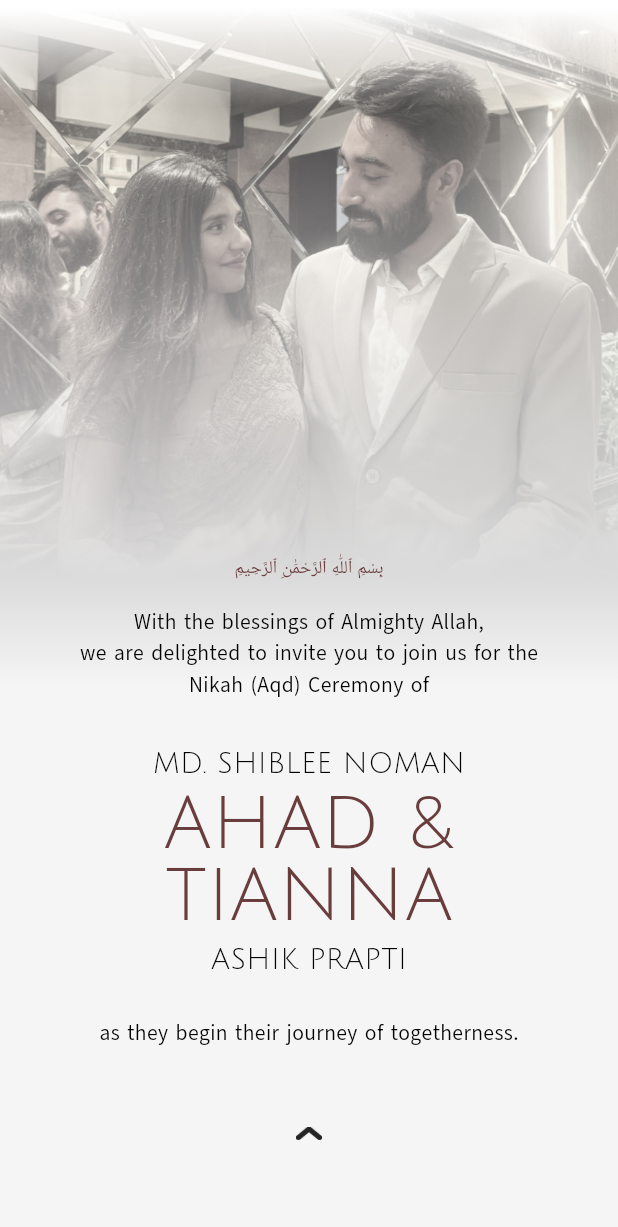
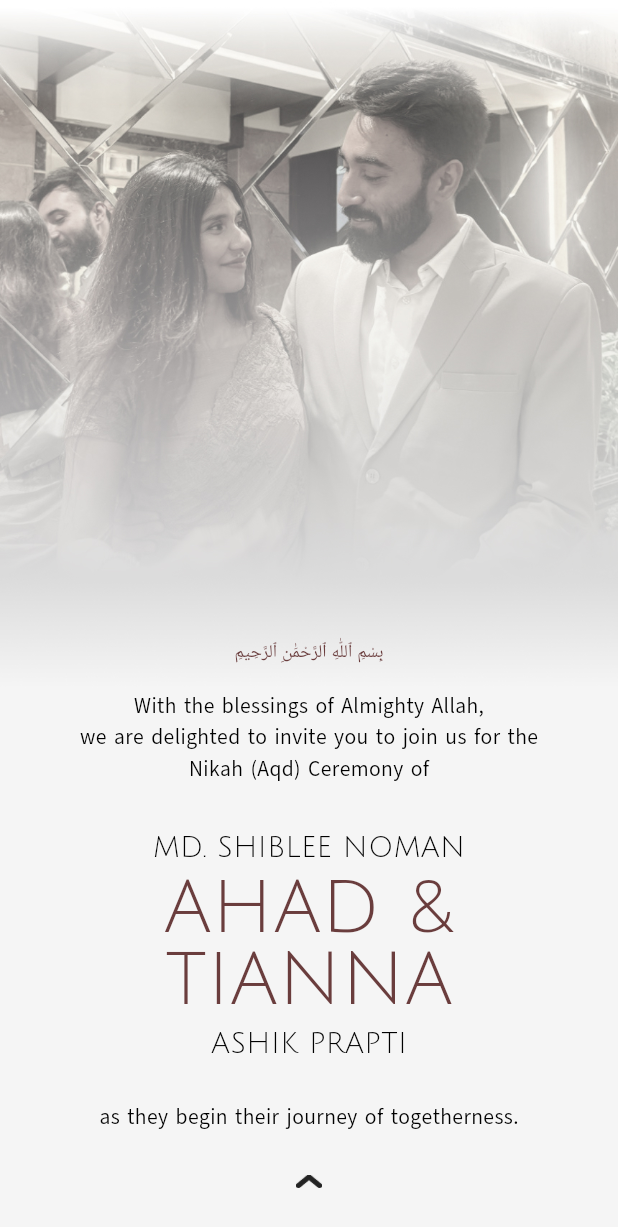
Before and after one commit to 35c0b4r/ahanna, a Flutter app: the screen it shows after launch, on a phone screen of 412 x 824 dp. Shown: the top 1227 px of the screen. Run offline on Flutter 3.47's test engine with Material 3 defaults, Android fonts, the phone set to English and light mode, and no system bars.

Commit message:
fixed padding

```diff
--- a/lib/pages/page_one.dart
+++ b/lib/pages/page_one.dart
@@ -28,13 +28,12 @@ class PageOne extends StatelessWidget {
                     : null,
               ),
             ),
-            child: Column(
-              mainAxisAlignment: MainAxisAlignment.spaceBetween,
-              children: [
-                Padding(
-                  padding: const EdgeInsets.only(top: 370.0),
-                  child: Column(
-                    mainAxisAlignment: MainAxisAlignment.center,
+            child: Padding(
+              padding: const EdgeInsets.all(32.0),
+              child: Column(
+                mainAxisAlignment: MainAxisAlignment.end,
+                children: [
+                  Column(
                     children: [
                       Text(
                         "بِسْمِ ٱللّٰهِ ٱلرَّحْمَٰنِ ٱلرَّحِيمِ",
@@ -61,7 +60,7 @@ class PageOne extends StatelessWidget {
                       SizedBox(height: 8),
                       Text("ASHIK PRAPTI", style: fullNameTextStyle),
                       Padding(
-                        padding: const EdgeInsets.only(top: 32.0, bottom: 16),
+                        padding: const EdgeInsets.only(top: 32.0, bottom: 32),
                         child: Text(
                           "as they begin their journey of togetherness.",
                           style: bottomTextStyle,
@@ -69,15 +68,9 @@ class PageOne extends StatelessWidget {
                       ),
                     ],
                   ),
-                ),
-                Align(
-                  alignment: Alignment.bottomCenter,
-                  child: Padding(
-                    padding: const EdgeInsets.only(bottom: 64.0),
-                    child: Image.asset(scrollImage, scale: 3),
-                  ),
-                ),
-              ],
+                  Image.asset(scrollImage, scale: 3),
+                ],
+              ),
             ),
           ),
         ),
```
